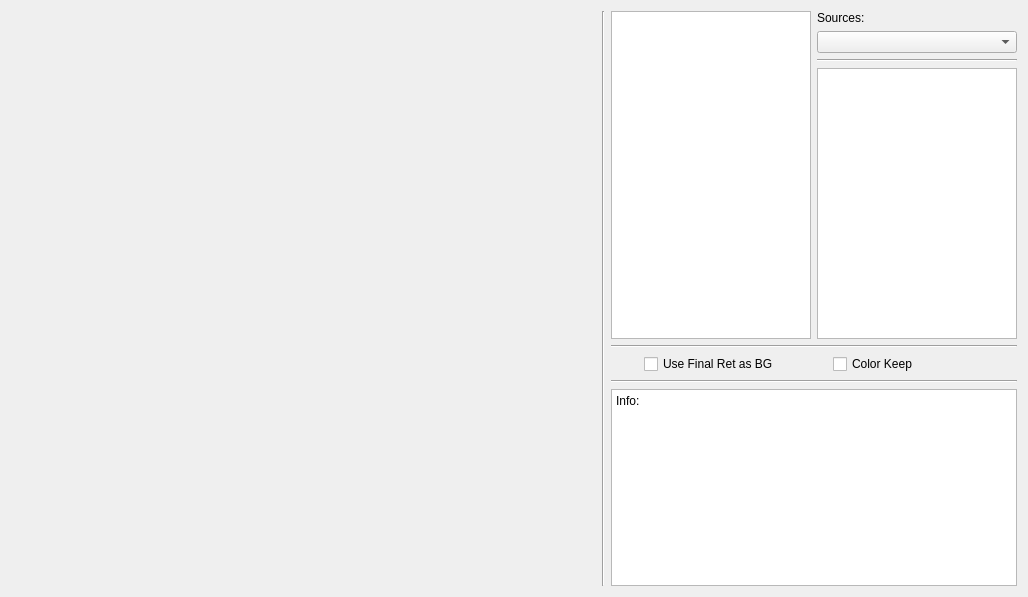
panderan/IdentityFinder, file gui/ui/verbose_show.ui: the form before one commit.
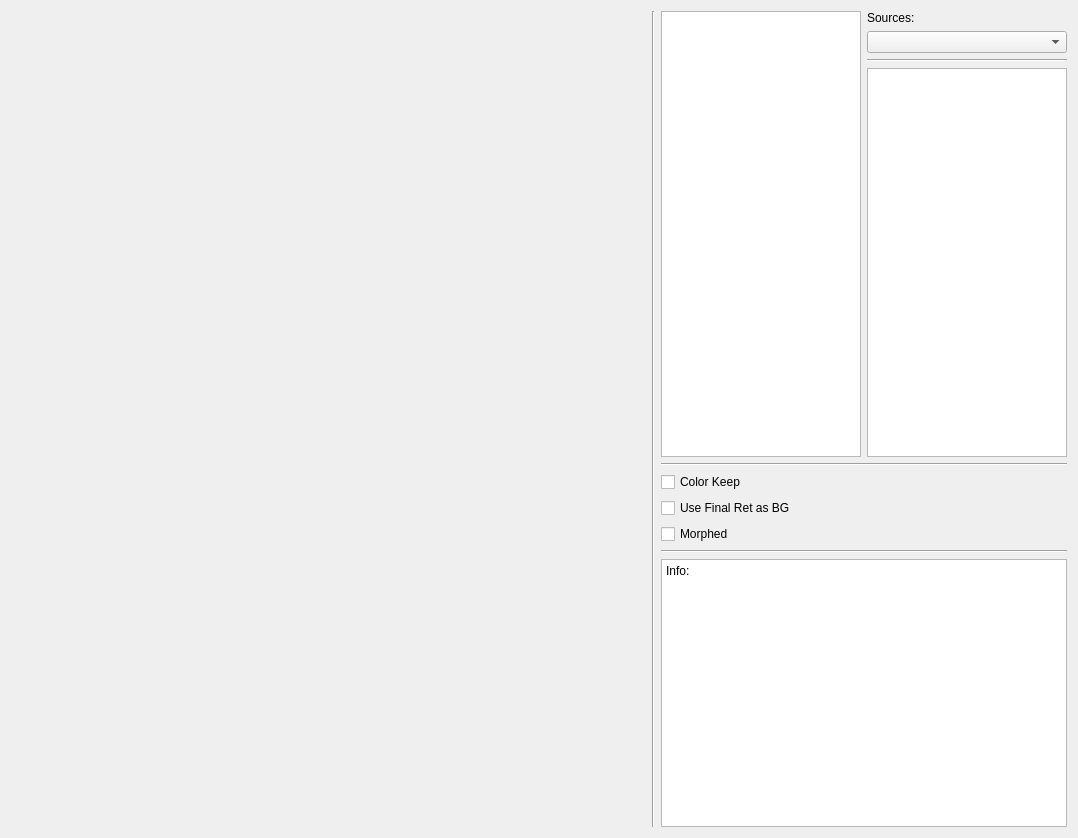
The form after the commit.

The edit to the form file:
```diff
--- a/gui/ui/verbose_show.ui
+++ b/gui/ui/verbose_show.ui
@@ -6,8 +6,8 @@
    <rect>
     <x>0</x>
     <y>0</y>
-    <width>1028</width>
-    <height>597</height>
+    <width>1078</width>
+    <height>838</height>
    </rect>
   </property>
   <property name="windowTitle">
@@ -15,7 +15,14 @@
   </property>
   <layout class="QHBoxLayout" name="horizontalLayout" stretch="1,0,0">
    <item>
-    <widget class="QWidget" name="widget_display" native="true"/>
+    <widget class="QWidget" name="widget_display" native="true">
+     <property name="sizePolicy">
+      <sizepolicy hsizetype="Expanding" vsizetype="Preferred">
+       <horstretch>0</horstretch>
+       <verstretch>0</verstretch>
+      </sizepolicy>
+     </property>
+    </widget>
    </item>
    <item>
     <widget class="Line" name="line_vertical_1">
@@ -26,6 +33,9 @@
    </item>
    <item>
     <layout class="QVBoxLayout" name="verticalLayout_3" stretch="5,0,0,0,3">
+     <property name="sizeConstraint">
+      <enum>QLayout::SetMinimumSize</enum>
+     </property>
      <item>
       <layout class="QHBoxLayout" name="horizontalLayout_2">
        <item>
@@ -122,32 +132,19 @@
      </item>
      <item>
       <widget class="Line" name="line_horiz_2">
+       <property name="maximumSize">
+        <size>
+         <width>410</width>
+         <height>16777215</height>
+        </size>
+       </property>
        <property name="orientation">
         <enum>Qt::Horizontal</enum>
        </property>
       </widget>
      </item>
      <item>
-      <layout class="QHBoxLayout" name="horizontalLayout_3">
-       <item>
-        <widget class="QCheckBox" name="checkbox_use_final_ret_as_bg">
-         <property name="minimumSize">
-          <size>
-           <width>150</width>
-           <height>0</height>
-          </size>
-         </property>
-         <property name="maximumSize">
-          <size>
-           <width>150</width>
-           <height>16777215</height>
-          </size>
-         </property>
-         <property name="text">
-          <string>Use Final Ret as BG</string>
-         </property>
-        </widget>
-       </item>
+      <layout class="QVBoxLayout" name="verticalLayout_2">
        <item>
         <widget class="QCheckBox" name="checkbox_color_keep">
          <property name="minimumSize">
@@ -167,6 +164,32 @@
          </property>
         </widget>
        </item>
+       <item>
+        <widget class="QCheckBox" name="checkbox_use_final_ret_as_bg">
+         <property name="minimumSize">
+          <size>
+           <width>150</width>
+           <height>0</height>
+          </size>
+         </property>
+         <property name="maximumSize">
+          <size>
+           <width>150</width>
+           <height>16777215</height>
+          </size>
+         </property>
+         <property name="text">
+          <string>Use Final Ret as BG</string>
+         </property>
+        </widget>
+       </item>
+       <item>
+        <widget class="QCheckBox" name="checkbox_morphed">
+         <property name="text">
+          <string>Morphed</string>
+         </property>
+        </widget>
+       </item>
       </layout>
      </item>
      <item>
@@ -181,9 +204,21 @@
        <property name="enabled">
         <bool>true</bool>
        </property>
+       <property name="sizePolicy">
+        <sizepolicy hsizetype="Minimum" vsizetype="Preferred">
+         <horstretch>0</horstretch>
+         <verstretch>0</verstretch>
+        </sizepolicy>
+       </property>
+       <property name="minimumSize">
+        <size>
+         <width>0</width>
+         <height>0</height>
+        </size>
+       </property>
        <property name="maximumSize">
         <size>
-         <width>411</width>
+         <width>16777215</width>
          <height>16777215</height>
         </size>
        </property>
```
